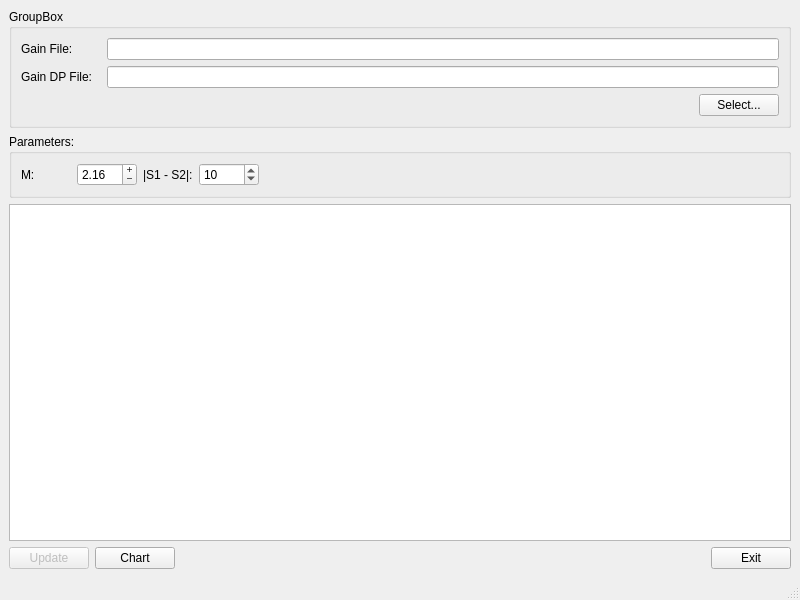
Old version of the form ui/mainwindow.ui in the repository rodnaxel/FindPair.
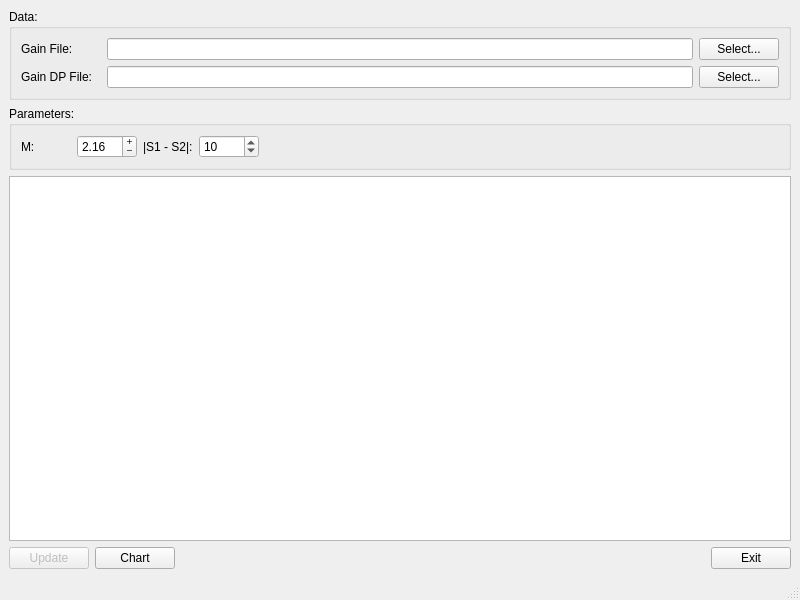
New version of the form.

Diff of the .ui file:
```diff
--- a/ui/mainwindow.ui
+++ b/ui/mainwindow.ui
@@ -11,14 +11,14 @@
    </rect>
   </property>
   <property name="windowTitle">
-   <string>MainWindow</string>
+   <string>Find Pair</string>
   </property>
   <widget class="QWidget" name="centralwidget">
    <layout class="QVBoxLayout" name="verticalLayout_2">
     <item>
      <widget class="QGroupBox" name="sourceGroup">
       <property name="title">
-       <string>GroupBox</string>
+       <string>Data:</string>
       </property>
       <layout class="QVBoxLayout" name="verticalLayout_4">
        <item>
@@ -37,7 +37,7 @@
           </widget>
          </item>
          <item>
-          <widget class="QLineEdit" name="pathLine">
+          <widget class="QLineEdit" name="sourceGainLine">
            <property name="autoFillBackground">
             <bool>false</bool>
            </property>
@@ -52,6 +52,13 @@
            </property>
           </widget>
          </item>
+         <item>
+          <widget class="QPushButton" name="selectButton">
+           <property name="text">
+            <string>Select...</string>
+           </property>
+          </widget>
+         </item>
         </layout>
        </item>
        <item>
@@ -70,7 +77,7 @@
           </widget>
          </item>
          <item>
-          <widget class="QLineEdit" name="pathLine_3">
+          <widget class="QLineEdit" name="sourceDpLine">
            <property name="autoFillBackground">
             <bool>false</bool>
            </property>
@@ -85,25 +92,8 @@
            </property>
           </widget>
          </item>
-        </layout>
-       </item>
-       <item>
-        <layout class="QHBoxLayout" name="horizontalLayout">
          <item>
-          <spacer name="horizontalSpacer_5">
-           <property name="orientation">
-            <enum>Qt::Horizontal</enum>
-           </property>
-           <property name="sizeHint" stdset="0">
-            <size>
-             <width>40</width>
-             <height>20</height>
-            </size>
-           </property>
-          </spacer>
-         </item>
-         <item>
-          <widget class="QPushButton" name="selectButton">
+          <widget class="QPushButton" name="selectDpButton">
            <property name="text">
             <string>Select...</string>
            </property>
@@ -111,6 +101,9 @@
          </item>
         </layout>
        </item>
+       <item>
+        <layout class="QHBoxLayout" name="horizontalLayout"/>
+       </item>
       </layout>
      </widget>
     </item>
```
